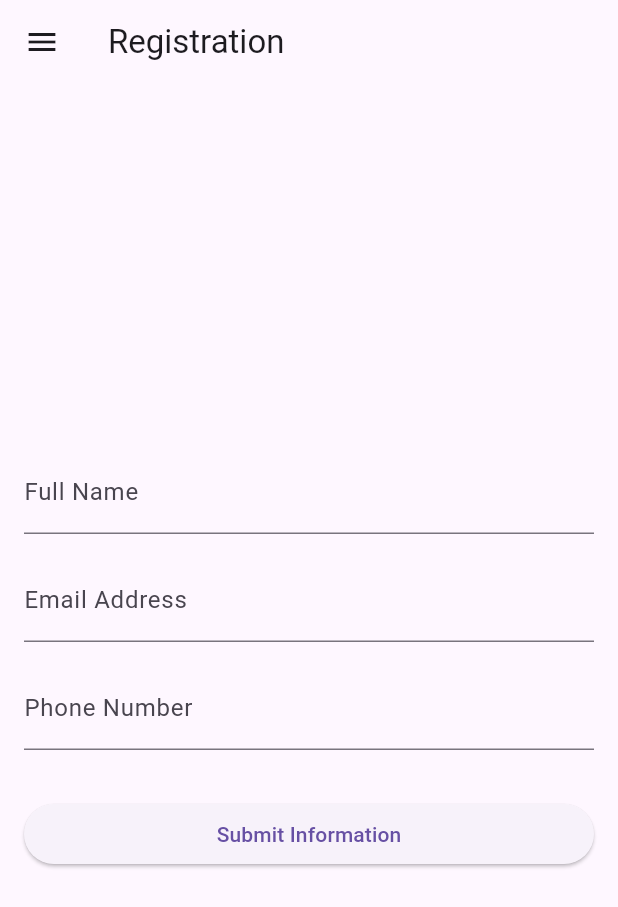
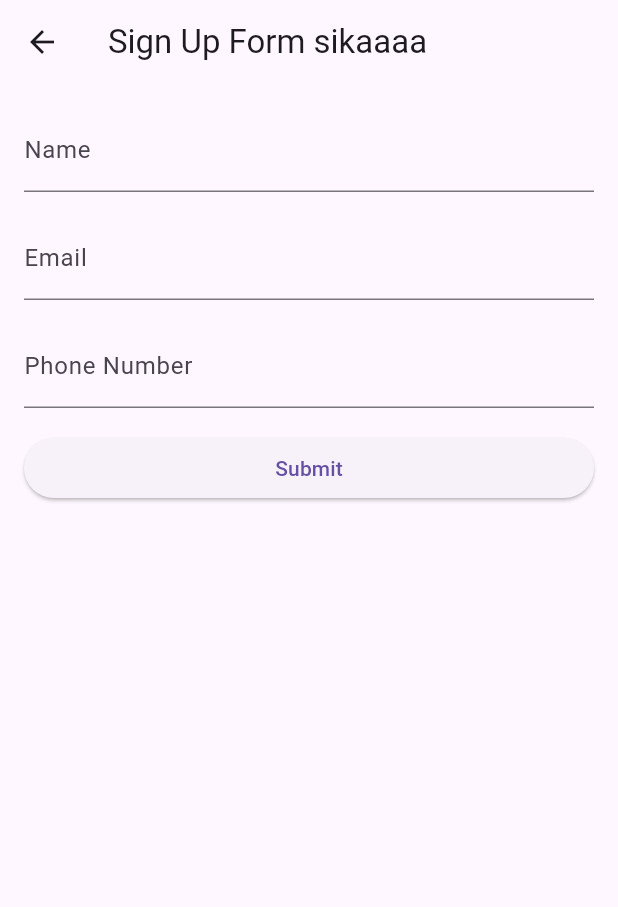
Before and after one commit to GenesisOzzy/Spin-Da-Wheel-game, a Flutter app: the screen it shows after launch, item 3 of the bottom bar chosen, on a phone screen of 412 x 824 dp. Shown: the top 907 px of the screen. Run offline on Flutter 3.47's test engine with Material 3 defaults, Android fonts, the phone set to English and light mode, and no system bars; our stand-ins replace firebase_core, flutter_fortune_wheel, rxdart; missing offline and left inert: flutter_email_sender; accounts and stored records are empty.

```diff
--- a/lib/my_game_app.dart
+++ b/lib/my_game_app.dart
@@ -1,5 +1,4 @@
 import 'package:flutter/material.dart';
-
 import 'package:list_projects/spinwheel_home.dart';
 
 class MyGameApp extends StatelessWidget {
--- a/lib/spinwheel_registration.dart
+++ b/lib/spinwheel_registration.dart
@@ -1,128 +1,82 @@
 import 'package:flutter/material.dart';
+import 'package:flutter_email_sender/flutter_email_sender.dart';
 
-class RegistrationPage extends StatefulWidget {
-  const RegistrationPage({Key? key}) : super(key: key);
-
+class SignUpForm extends StatefulWidget {
   @override
-  State<RegistrationPage> createState() => _RegistrationPageState();
+  _SignUpFormState createState() => _SignUpFormState();
 }
 
-class _RegistrationPageState extends State<RegistrationPage> {
-  TextEditingController nameController = TextEditingController();
-  TextEditingController emailController = TextEditingController();
-  TextEditingController phoneController = TextEditingController();
+class _SignUpFormState extends State<SignUpForm> {
+  final _key = GlobalKey<FormState>();
+
+  final TextEditingController nameController = TextEditingController();
+  final TextEditingController emailController = TextEditingController();
+  final TextEditingController phoneController = TextEditingController();
+
+  sendEmail() async {
+    final Email email = Email(
+      subject: 'Sign Up Form Submission',
+      recipients: [
+        'abokoma.antwi@meltwater.gmail.com'
+      ], // Replace with your email
+      body: '''
+        Name: ${nameController.text}
+        Email: ${emailController.text}
+        Phone Number: ${phoneController.text}
+      ''',
+      isHTML: false,
+    );
+
+    await FlutterEmailSender.send(email);
+    // You can add a success message or navigate to a success screen here.
+    print('Sent');
+  }
 
   @override
   Widget build(BuildContext context) {
     return Scaffold(
-      drawer: Drawer(
-        backgroundColor: Colors.black,
-        width: 300,
-        child: Column(
-          children: [
-            DrawerHeader(child: ListTile()),
-            ListTile(
-              leading: Icon(
-                Icons.settings,
-                color: Colors.white,
-                ), // Icon for Settings
-              title: Text(
-                'Settings',
-                style: TextStyle(color: Colors.white,
-                ),
-                ),
-              onTap: () {
-                // Add your settings logic here
-                Navigator.pop(context); // Close the drawer
-              },
-            ),
-            ListTile(
-              leading: Icon(
-                Icons.info,
-                color: Colors.white, // Set the icon color to white
-              ),
-              title: Text(
-                'About',
-                style: TextStyle(
-                  color: Colors.white, // Set the text color to white
-                ),
-              ),
-              onTap: () {
-                // Add your about page logic here
-                Navigator.pop(context); // Close the drawer
-              },
-            ),
-          ],
-        ),
-      ),
       appBar: AppBar(
-        title: Text('Registration'),
+        title: Text('Sign Up Form sikaaaa'),
       ),
       body: Padding(
-        padding: const EdgeInsets.all(16.0),
+        padding: EdgeInsets.all(16.0),
+        child: Form(
+          key: _key,
           child: Column(
             crossAxisAlignment: CrossAxisAlignment.stretch,
-          mainAxisAlignment: MainAxisAlignment.center,
             children: [
               TextField(
                 controller: nameController,
-              decoration: InputDecoration(
-                labelText: 'Full Name',
-              ),
+                decoration: InputDecoration(labelText: 'Name'),
               ),
               SizedBox(height: 16.0),
               TextField(
                 controller: emailController,
-              decoration: InputDecoration(
-                labelText: 'Email Address',
-              ),
+                keyboardType: TextInputType.emailAddress,
+                decoration: InputDecoration(labelText: 'Email'),
               ),
               SizedBox(height: 16.0),
               TextField(
                 controller: phoneController,
-              obscureText: true,
-              decoration: InputDecoration(
-                labelText: 'Phone Number',
+                keyboardType: TextInputType.phone,
+                decoration: InputDecoration(labelText: 'Phone Number'),
               ),
-            ),
-            SizedBox(height: 32.0),
+              SizedBox(height: 16.0),
               ElevatedButton(
                 onPressed: () {
-                // Add your registration logic here
-                String name = nameController.text;
-                String email = emailController.text;
-                String password = phoneController.text;
+                  _key.currentState!.validate();
 
-                // Display registration information (for demonstration purposes)
-                showDialog(
-                  context: context,
-                  builder: (BuildContext context) {
-                    return AlertDialog(
-                      title: Text('Registration Successful'),
-                      content: Column(
-                        crossAxisAlignment: CrossAxisAlignment.start,
-                        mainAxisSize: MainAxisSize.min,
-                        children: [
-                          Text('Name: $name'),
-                          Text('Email: $email'),
-                          Text('Phone Number: $password'),
+                  print('''
+        Name: ${nameController.text}
+        Email: ${emailController.text}
+        Phone Number: ${phoneController.text}
+      ''');
+                  //sendEmail();
+                },
+                child: Text('Submit'),
+              ),
             ],
           ),
-                      actions: [
-                        TextButton(
-                          onPressed: () {
-                            Navigator.of(context).pop();
-                          },
-                          child: Text('OK'),
-                        ),
-                      ],
-                    );
-                  },
-                );
-              },
-              child: Text('Submit Information'),
-            ),
-          ],
         ),
       ),
     );
--- a/pubspec.yaml
+++ b/pubspec.yaml
@@ -28,8 +28,13 @@ environment:
 # the latest version available on pub.dev. To see which dependencies have newer
 # versions available, run `flutter pub outdated`.
 dependencies:
+  flutter_email_sender: ^6.0.2
+  # formspree_web: ^1.1.0
+
+
   flutter:
     sdk: flutter
+  http: ^0.13.3
 
 
   # The following adds the Cupertino Icons font to your application.
@@ -37,6 +42,7 @@ dependencies:
   cupertino_icons: ^1.0.2
   flutter_fortune_wheel: ^1.3.0
   rxdart: ^0.27.7
+  firebase_core: ^2.24.2
 
 dev_dependencies:
   flutter_test:
```
Also changed, not shown: lib/spinwheel_home.dart (+84 -11 lines), lib/test.dart (added, +49 -0 lines), lib/firebase_options.dart (added), pubspec.lock, 9 other files. Lines whose indentation alone changed are shown as unchanged.
